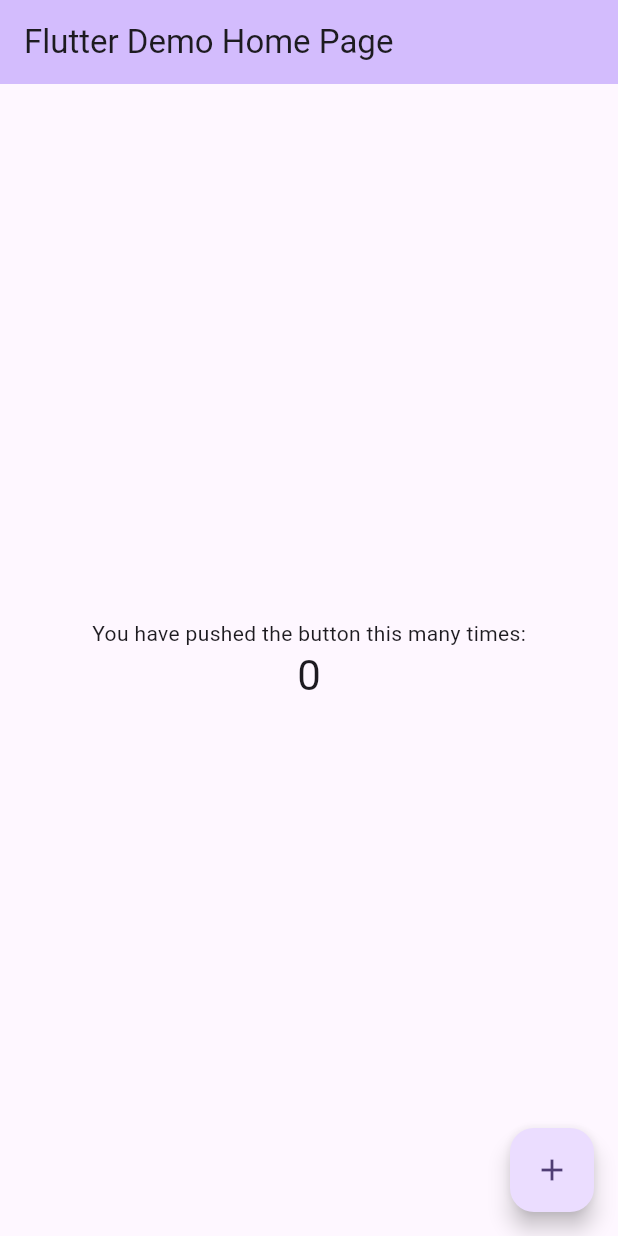
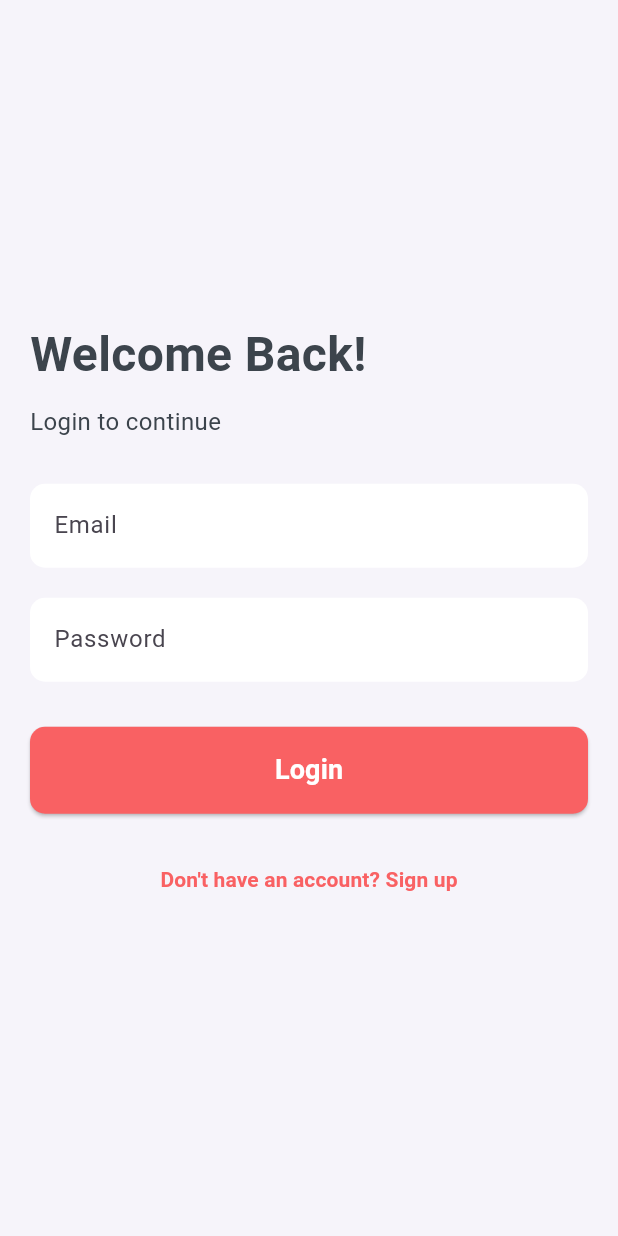
Before and after one commit to Noureldeen18/recipe_app, a Flutter app: the screen it shows after launch, on a phone screen of 412 x 824 dp. Run offline on Flutter 3.47's test engine with Material 3 defaults, Android fonts, the phone set to English and light mode, and no system bars; Roboto replaces fonts that are missing (Poppins).

Commit message:
tried to test a login page

```diff
--- a/lib/login_page.dart
+++ b/lib/login_page.dart
@@ -0,0 +1,101 @@
+import 'package:flutter/material.dart';
+
+class LoginPage extends StatelessWidget {
+  const LoginPage({Key? key}) : super(key: key);
+
+  @override
+  Widget build(BuildContext context) {
+    return Scaffold(
+      backgroundColor: const Color(0xFFF6F4FA),
+      body: Padding(
+        padding: const EdgeInsets.all(20.0),
+        child: Column(
+          mainAxisAlignment: MainAxisAlignment.center,
+          crossAxisAlignment: CrossAxisAlignment.start,
+          children: [
+            const Text(
+              'Welcome Back!',
+              style: TextStyle(
+                fontSize: 32,
+                fontWeight: FontWeight.bold,
+                color: Color(0xFF3C444C),
+              ),
+            ),
+            const SizedBox(height: 10),
+            const Text(
+              'Login to continue',
+              style: TextStyle(
+                fontSize: 16,
+                color: Color(0xFF3C444C),
+              ),
+            ),
+            const SizedBox(height: 30),
+            TextField(
+              decoration: InputDecoration(
+                hintText: 'Email',
+                filled: true,
+                fillColor: Colors.white,
+                border: OutlineInputBorder(
+                  borderRadius: BorderRadius.circular(10.0),
+                  borderSide: BorderSide.none,
+                ),
+              ),
+            ),
+            const SizedBox(height: 20),
+            TextField(
+              obscureText: true,
+              decoration: InputDecoration(
+                hintText: 'Password',
+                filled: true,
+                fillColor: Colors.white,
+                border: OutlineInputBorder(
+                  borderRadius: BorderRadius.circular(10.0),
+                  borderSide: BorderSide.none,
+                ),
+              ),
+            ),
+            const SizedBox(height: 30),
+            SizedBox(
+              width: double.infinity,
+              child: ElevatedButton(
+                onPressed: () {
+                  // Handle login action here
+                },
+                style: ElevatedButton.styleFrom(
+                  padding: const EdgeInsets.symmetric(vertical: 16.0),
+                  backgroundColor: const Color(0xFFF96163), // Button color
+                  shape: RoundedRectangleBorder(
+                    borderRadius: BorderRadius.circular(10.0),
+                  ),
+                ),
+                child: const Text(
+                  'Login',
+                  style: TextStyle(
+                    fontSize: 18,
+                    fontWeight: FontWeight.bold,
+                    color: Colors.white,
+                  ),
+                ),
+              ),
+            ),
+            const SizedBox(height: 20),
+            Center(
+              child: TextButton(
+                onPressed: () {
+                  // Handle navigation to the registration page
+                },
+                child: const Text(
+                  "Don't have an account? Sign up",
+                  style: TextStyle(
+                    color: Color(0xFFF96163),
+                    fontWeight: FontWeight.bold,
+                  ),
+                ),
+              ),
+            ),
+          ],
+        ),
+      ),
+    );
+  }
+}
--- a/lib/main.dart
+++ b/lib/main.dart
@@ -1,125 +1,23 @@
 import 'package:flutter/material.dart';
+import 'login_page.dart';  // Import the LoginPage from login_page.dart
 
 void main() {
   runApp(const MyApp());
 }
 
 class MyApp extends StatelessWidget {
-  const MyApp({super.key});
+  const MyApp({Key? key}) : super(key: key);
 
-  // This widget is the root of your application.
   @override
   Widget build(BuildContext context) {
     return MaterialApp(
-      title: 'Flutter Demo',
+      debugShowCheckedModeBanner: false,
+      title: 'Recipe App',
       theme: ThemeData(
-        // This is the theme of your application.
-        //
-        // TRY THIS: Try running your application with "flutter run". You'll see
-        // the application has a purple toolbar. Then, without quitting the app,
-        // try changing the seedColor in the colorScheme below to Colors.green
-        // and then invoke "hot reload" (save your changes or press the "hot
-        // reload" button in a Flutter-supported IDE, or press "r" if you used
-        // the command line to start the app).
-        //
-        // Notice that the counter didn't reset back to zero; the application
-        // state is not lost during the reload. To reset the state, use hot
-        // restart instead.
-        //
-        // This works for code too, not just values: Most code changes can be
-        // tested with just a hot reload.
-        colorScheme: ColorScheme.fromSeed(seedColor: Colors.deepPurple),
-        useMaterial3: true,
+        primaryColor: const Color(0xFFF96163), // Main color
+        fontFamily: 'Poppins', // Default font
       ),
-      home: const MyHomePage(title: 'Flutter Demo Home Page'),
+      home: const LoginPage(), // First page of the app
     );
   }
 }
-
-class MyHomePage extends StatefulWidget {
-  const MyHomePage({super.key, required this.title});
-
-  // This widget is the home page of your application. It is stateful, meaning
-  // that it has a State object (defined below) that contains fields that affect
-  // how it looks.
-
-  // This class is the configuration for the state. It holds the values (in this
-  // case the title) provided by the parent (in this case the App widget) and
-  // used by the build method of the State. Fields in a Widget subclass are
-  // always marked "final".
-
-  final String title;
-
-  @override
-  State<MyHomePage> createState() => _MyHomePageState();
-}
-
-class _MyHomePageState extends State<MyHomePage> {
-  int _counter = 0;
-
-  void _incrementCounter() {
-    setState(() {
-      // This call to setState tells the Flutter framework that something has
-      // changed in this State, which causes it to rerun the build method below
-      // so that the display can reflect the updated values. If we changed
-      // _counter without calling setState(), then the build method would not be
-      // called again, and so nothing would appear to happen.
-      _counter++;
-    });
-  }
-
-  @override
-  Widget build(BuildContext context) {
-    // This method is rerun every time setState is called, for instance as done
-    // by the _incrementCounter method above.
-    //
-    // The Flutter framework has been optimized to make rerunning build methods
-    // fast, so that you can just rebuild anything that needs updating rather
-    // than having to individually change instances of widgets.
-    return Scaffold(
-      appBar: AppBar(
-        // TRY THIS: Try changing the color here to a specific color (to
-        // Colors.amber, perhaps?) and trigger a hot reload to see the AppBar
-        // change color while the other colors stay the same.
-        backgroundColor: Theme.of(context).colorScheme.inversePrimary,
-        // Here we take the value from the MyHomePage object that was created by
-        // the App.build method, and use it to set our appbar title.
-        title: Text(widget.title),
-      ),
-      body: Center(
-        // Center is a layout widget. It takes a single child and positions it
-        // in the middle of the parent.
-        child: Column(
-          // Column is also a layout widget. It takes a list of children and
-          // arranges them vertically. By default, it sizes itself to fit its
-          // children horizontally, and tries to be as tall as its parent.
-          //
-          // Column has various properties to control how it sizes itself and
-          // how it positions its children. Here we use mainAxisAlignment to
-          // center the children vertically; the main axis here is the vertical
-          // axis because Columns are vertical (the cross axis would be
-          // horizontal).
-          //
-          // TRY THIS: Invoke "debug painting" (choose the "Toggle Debug Paint"
-          // action in the IDE, or press "p" in the console), to see the
-          // wireframe for each widget.
-          mainAxisAlignment: MainAxisAlignment.center,
-          children: <Widget>[
-            const Text(
-              'You have pushed the button this many times:',
-            ),
-            Text(
-              '$_counter',
-              style: Theme.of(context).textTheme.headlineMedium,
-            ),
-          ],
-        ),
-      ),
-      floatingActionButton: FloatingActionButton(
-        onPressed: _incrementCounter,
-        tooltip: 'Increment',
-        child: const Icon(Icons.add),
-      ), // This trailing comma makes auto-formatting nicer for build methods.
-    );
-  }
-}
```
